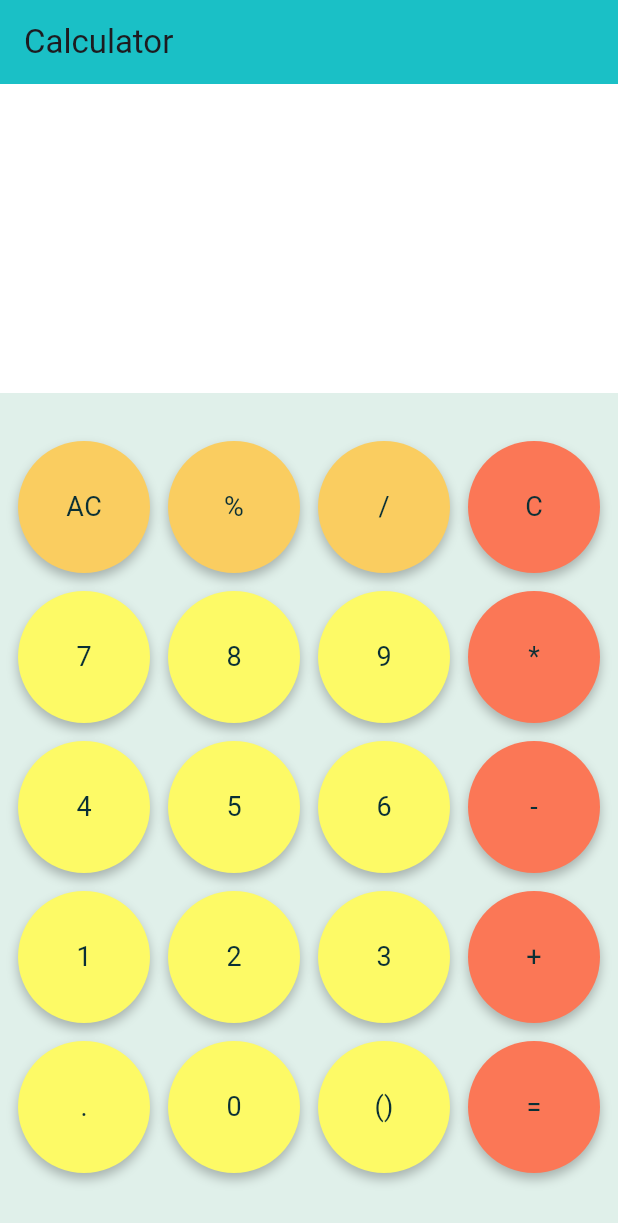
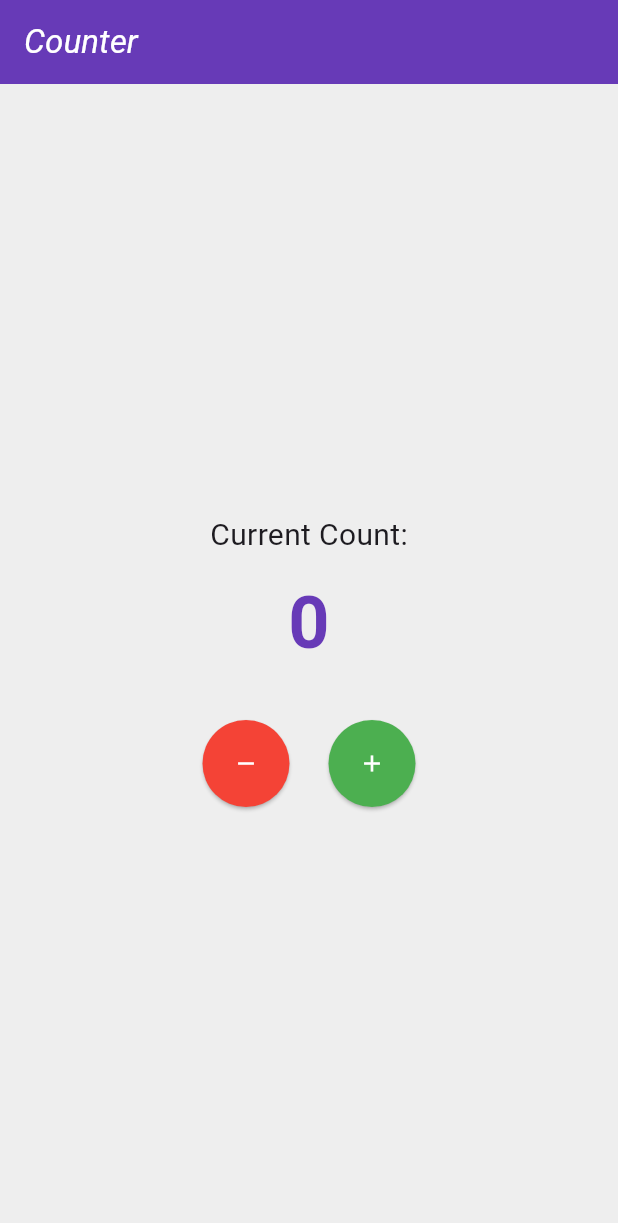
Before and after one commit to golnooshA/simple-projects, a Flutter app: the screen it shows after launch, on a phone screen of 412 x 824 dp. Shown: the top 1223 px of the screen. Run offline on Flutter 3.47's test engine with Material 3 defaults, Android fonts, the phone set to English and light mode, and no system bars; our stand-ins replace math_expressions, shared_preferences.

Commit message:
add counter sample

```diff
--- /dev/null
+++ b/lib/data/counter_model.dart
@@ -0,0 +1,36 @@
+import 'package:flutter/material.dart';
+import 'package:shared_preferences/shared_preferences.dart';
+
+
+class CounterModel extends ChangeNotifier {
+  int _count = 0;
+
+  int get count => _count;
+
+  CounterModel() {
+    _loadCount();
+  }
+
+  void _loadCount() async {
+    final prefs = await SharedPreferences.getInstance();
+    _count = prefs.getInt('counter') ?? 0;
+    notifyListeners();
+  }
+
+  void _saveCount() async {
+    final prefs = await SharedPreferences.getInstance();
+    prefs.setInt('counter', _count);
+  }
+
+  void increment() {
+    _count++;
+    _saveCount();
+    notifyListeners();
+  }
+
+  void decrement() {
+    _count--;
+    _saveCount();
+    notifyListeners();
+  }
+}
--- a/lib/main.dart
+++ b/lib/main.dart
@@ -1,12 +1,26 @@
-import 'todo_list.dart';
+import 'package:calculator/page/counter.dart';
+import 'package:provider/provider.dart';
+import 'data/counter_model.dart';
 import 'package:flutter/material.dart';
-import 'calculator.dart';
 
 void main() {
+  // runApp(
+  //   MaterialApp(
+  //     debugShowCheckedModeBanner: false,
+  //     home: const CalculatorView(),
+  //   ),
+  // );
+
   runApp(
-    MaterialApp(
-      debugShowCheckedModeBanner: false,
-      home: const CalculatorView(),
-    ),
+      ChangeNotifierProvider(create: (_) => CounterModel(), child: MaterialApp(
+        title: 'Advanced Counter',
+        theme: ThemeData(
+          fontFamily: 'Roboto',
+          colorScheme: ColorScheme.fromSeed(seedColor: Colors.deepPurple),
+          useMaterial3: true,
+        ),
+        home: const Counter(),
+      ))
+
   );
 }
--- a/lib/calculator.dart
+++ b/lib/page/calculator.dart
@@ -1,7 +1,7 @@
 import 'package:calculator/design/design_color.dart';
 import 'package:flutter/material.dart';
 import 'package:math_expressions/math_expressions.dart';
-import 'component/round_button.dart';
+import '../component/round_button.dart';
 
 class CalculatorView extends StatefulWidget {
   const CalculatorView({super.key});
--- /dev/null
+++ b/lib/page/counter.dart
@@ -0,0 +1,71 @@
+import 'package:flutter/material.dart';
+import 'package:provider/provider.dart';
+import '../data/counter_model.dart';
+
+
+class Counter extends StatelessWidget {
+  const Counter({super.key});
+
+  @override
+  Widget build(BuildContext context) {
+    final counter = Provider.of<CounterModel>(context);
+
+    return Scaffold(
+      backgroundColor: Colors.grey[200],
+      appBar: AppBar(
+        title: const Text(
+          'Counter',
+          style: TextStyle(fontStyle: FontStyle.italic),
+        ),
+        backgroundColor: Colors.deepPurple,
+        foregroundColor: Colors.white,
+      ),
+      body: Center(
+        child: Column(
+          mainAxisAlignment: MainAxisAlignment.center,
+          children: [
+            const Text('Current Count:', style: TextStyle(fontSize: 20)),
+            const SizedBox(height: 10),
+            AnimatedSwitcher(
+              duration: const Duration(milliseconds: 300),
+              child: Text(
+                '${counter.count}',
+                key: ValueKey<int>(counter.count),
+                style: const TextStyle(
+                  fontSize: 48,
+                  fontWeight: FontWeight.bold,
+                  color: Colors.deepPurple,
+                ),
+              ),
+            ),
+            const SizedBox(height: 30),
+            Row(
+              mainAxisAlignment: MainAxisAlignment.center,
+              children: [
+                ElevatedButton(
+                  onPressed: counter.decrement,
+                  style: ElevatedButton.styleFrom(
+                    shape: const CircleBorder(),
+                    backgroundColor: Colors.red,
+                    padding: const EdgeInsets.all(20),
+                  ),
+                  child: const Icon(Icons.remove, color: Colors.white),
+                ),
+                const SizedBox(width: 20),
+                ElevatedButton(
+                  onPressed: counter.increment,
+                  style: ElevatedButton.styleFrom(
+                    shape: const CircleBorder(),
+                    backgroundColor: Colors.green,
+                    padding: const EdgeInsets.all(20),
+                  ),
+                  child: const Icon(Icons.add, color: Colors.white),
+                ),
+              ],
+            ),
+          ],
+        ),
+      ),
+    );
+  }
+}
--- a/pubspec.yaml
+++ b/pubspec.yaml
@@ -14,6 +14,8 @@ dependencies:
 
   math_expressions: ^2.7.0
   intl: ^0.20.2
+  provider: ^6.0.5
+  shared_preferences: ^2.2.2
 
 dev_dependencies:
   flutter_test:
```
Also changed, not shown: lib/page/todo_list.dart (renamed from lib/todo_list.dart).
